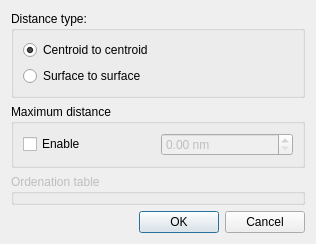
Above: App/Dialogs/DistanceInformation/DistanceInformationOptionsDialog.ui from FelixdelasPozas/EspINA before the change. Below: the same form after it.
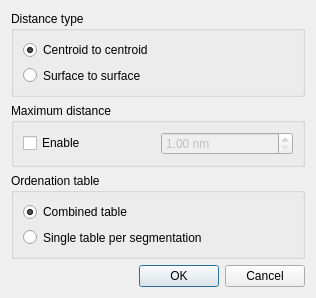
That is the form after the change. Icons and pictures are not drawn.

Commit message:
Working segmentations distances report.
- Combined and individuals tables with correct sorting and data extraction.
- Several changes in TabularReport and TabularReport::Entry to accomodate the needed changes for distances.
- Utilities to sort a list of segmentations by name in Core/Utils/ListUtils.hxx

What changed in the file:
```diff
--- a/App/Dialogs/DistanceInformation/DistanceInformationOptionsDialog.ui
+++ b/App/Dialogs/DistanceInformation/DistanceInformationOptionsDialog.ui
@@ -7,9 +7,21 @@
     <x>0</x>
     <y>0</y>
     <width>316</width>
-    <height>240</height>
+    <height>298</height>
    </rect>
   </property>
+  <property name="minimumSize">
+   <size>
+    <width>316</width>
+    <height>298</height>
+   </size>
+  </property>
+  <property name="maximumSize">
+   <size>
+    <width>316</width>
+    <height>298</height>
+   </size>
+  </property>
   <property name="windowTitle">
    <string>Distance Information Options</string>
   </property>
@@ -17,7 +29,7 @@
    <item>
     <widget class="QGroupBox" name="m_groupBox_distanceType">
      <property name="title">
-      <string>Distance type:</string>
+      <string>Distance type</string>
      </property>
      <layout class="QVBoxLayout" name="verticalLayout_4">
       <item>
@@ -63,6 +75,12 @@
         <property name="suffix">
          <string> nm</string>
         </property>
+        <property name="minimum">
+         <double>1.000000000000000</double>
+        </property>
+        <property name="maximum">
+         <double>1000000000.000000000000000</double>
+        </property>
        </widget>
       </item>
      </layout>
@@ -71,11 +89,30 @@
    <item>
     <widget class="QGroupBox" name="m_groupBox_ordenationTable">
      <property name="enabled">
-      <bool>false</bool>
+      <bool>true</bool>
      </property>
      <property name="title">
       <string>Ordenation table</string>
      </property>
+     <layout class="QVBoxLayout" name="verticalLayout">
+      <item>
+       <widget class="QRadioButton" name="m_combinedTable">
+        <property name="text">
+         <string>Combined table</string>
+        </property>
+        <property name="checked">
+         <bool>true</bool>
+        </property>
+       </widget>
+      </item>
+      <item>
+       <widget class="QRadioButton" name="m_singleTable">
+        <property name="text">
+         <string>Single table per segmentation</string>
+        </property>
+       </widget>
+      </item>
+     </layout>
     </widget>
    </item>
    <item>
```
Left out of the diff: 23 changed lines with no effect on the pictures. The commit also changes 16 other files.
